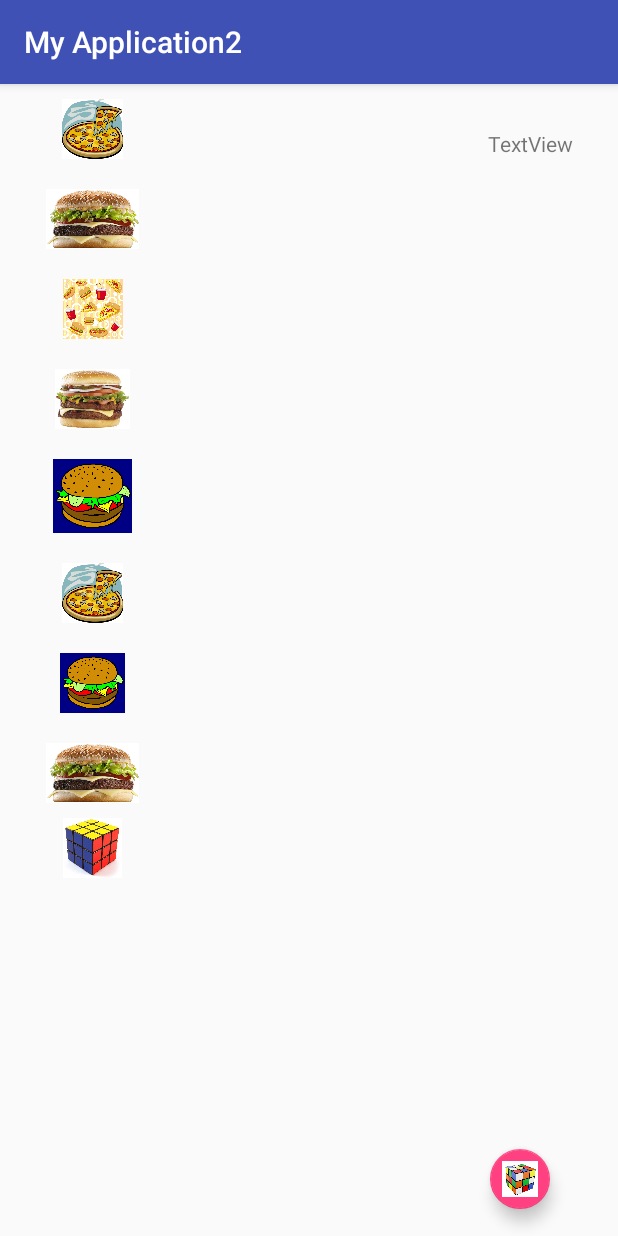
After one commit to EValeriaAliagaTaborga/Prueba-De-Grupo, an Android app: the ArmaloActivity screen opened directly, with no data from a screen before it, on a phone screen of 412 x 824 dp. The commit adds this screen. Run offline under Robolectric (Android 15) with nearby library versions, the phone set to English and light mode, and no system bars.

Commit message:
lo que acabo de hacer .-.

```diff
--- a/app/build.gradle
+++ b/app/build.gradle
@@ -29,4 +29,5 @@ dependencies {
     compile 'com.squareup.picasso:picasso:2.5.2'
     compile 'com.android.support.constraint:constraint-layout:1.0.1'
     testCompile 'junit:junit:4.12'
+    compile 'com.android.support:design:25.1.1'
 }
--- a/app/src/main/AndroidManifest.xml
+++ b/app/src/main/AndroidManifest.xml
@@ -19,6 +19,8 @@
         <activity android:name=".MenuActivity" />
         <activity android:name=".MenuHamburguesaActivity" />
         <activity android:name=".ArmadoActivity" />
+        <activity android:name=".ArmaloActivity"></activity>
+        <activity android:name=".ArmadoActivity" />
         <activity android:name=".VerificarFacturaActivity" />
         <activity android:name=".DatosYFacturacionActivity" />
         <activity android:name=".VarificacionDePedidoActivity"></activity>
--- /dev/null
+++ b/app/src/main/java/titaniumstudios/myapplication2/ArmaloActivity.java
@@ -0,0 +1,19 @@
+package titaniumstudios.myapplication2;
+
+import android.support.v7.app.AppCompatActivity;
+import android.os.Bundle;
+import android.widget.ListView;
+
+public class ArmaloActivity extends AppCompatActivity {
+
+    //ListView lista;
+
+    @Override
+    protected void onCreate(Bundle savedInstanceState) {
+        super.onCreate(savedInstanceState);
+        setContentView(R.layout.activity_armalo);
+
+      //  lista = (ListView) findViewById(R.id.lista);
+
+    }
+}
--- a/app/src/main/java/titaniumstudios/myapplication2/MenuActivity.java
+++ b/app/src/main/java/titaniumstudios/myapplication2/MenuActivity.java
@@ -139,9 +139,4 @@ public class MenuActivity extends AppCompatActivity {
         }
     }
 
-
-
-
-
-
 }
--- /dev/null
+++ b/app/src/main/res/layout/activity_armalo.xml
@@ -0,0 +1,133 @@
+<?xml version="1.0" encoding="utf-8"?>
+<LinearLayout
+    xmlns:android="http://schemas.android.com/apk/res/android"
+    xmlns:app="http://schemas.android.com/apk/res-auto"
+    xmlns:tools="http://schemas.android.com/tools"
+    android:orientation="horizontal"
+    android:layout_width="match_parent"
+    android:layout_height="match_parent"
+    tools:context="titaniumstudios.myapplication2.ArmaloActivity">
+
+    <ScrollView
+        android:id="@+id/lista_ingredientes"
+        android:layout_width="0dp"
+        android:layout_height="match_parent"
+        android:layout_weight="3">
+
+        <LinearLayout
+            android:layout_width="match_parent"
+            android:layout_height="wrap_content"
+            android:orientation="vertical">
+
+            <ImageView
+                android:id="@+id/imgPan"
+                android:layout_width="match_parent"
+                android:layout_height="40dp"
+                app:srcCompat="@drawable/pizza_menu"
+                android:layout_margin="10dp"/>
+
+            <ImageView
+                android:id="@+id/imgCarneRes"
+                android:layout_width="match_parent"
+                android:layout_height="40dp"
+                app:srcCompat="@drawable/ham_queso"
+                android:layout_margin="10dp"/>
+
+            <ImageView
+                android:id="@+id/imgCarnePollo"
+                android:layout_width="match_parent"
+                android:layout_height="40dp"
+                app:srcCompat="@drawable/fondo_comida"
+                android:layout_margin="10dp"/>
+
+            <ImageView
+                android:id="@+id/imgCarneCerdo"
+                android:layout_width="wrap_content"
+                android:layout_height="40dp"
+                app:srcCompat="@drawable/ham_doble"
+                android:layout_margin="10dp"/>
+
+            <ImageView
+                android:id="@+id/imgQueso"
+                android:layout_width="match_parent"
+                android:layout_height="49dp"
+                app:srcCompat="@drawable/ham_menu"
+                android:layout_margin="10dp"/>
+
+            <ImageView
+                android:id="@+id/imgVegetales"
+                android:layout_width="match_parent"
+                android:layout_height="40dp"
+                app:srcCompat="@drawable/pizza_menu"
+                android:layout_margin="10dp"/>
+
+            <ImageView
+                android:id="@+id/imgAdherezo"
+                android:layout_width="match_parent"
+                android:layout_height="40dp"
+                app:srcCompat="@drawable/ham_menu"
+                android:layout_margin="10dp"/>
+
+            <ImageView
+                android:id="@+id/imgOtrasCarnes"
+                android:layout_width="match_parent"
+                android:layout_height="40dp"
+                app:srcCompat="@drawable/ham_queso"
+                android:layout_margin="10dp"/>
+
+            <ImageView
+                android:id="@+id/imgHuevo"
+                android:layout_width="match_parent"
+                android:layout_height="40dp"
+                app:srcCompat="@drawable/cubo1" />
+
+
+        </LinearLayout>
+
+    </ScrollView>
+
+    <RelativeLayout
+        android:layout_width="0dp"
+        android:layout_height="match_parent"
+        android:layout_weight="7">
+
+        <TextView
+            android:id="@+id/lblPrecio"
+            android:layout_width="wrap_content"
+            android:layout_height="wrap_content"
+            android:layout_alignParentEnd="true"
+            android:layout_marginEnd="10dp"
+            android:layout_marginTop="10dp"
+            android:layout_marginBottom="10dp"
+            android:padding="20dp"
+            android:text="TextView" />
+
+        <ScrollView
+            android:layout_width="match_parent"
+            android:layout_height="match_parent"
+            android:layout_alignParentStart="true"
+            android:layout_above="@+id/btnfCarrito"
+            android:id="@+id/scrVistaArmado"
+            android:layout_below="@+id/lblPrecio"
+            android:layout_alignParentEnd="true">
+
+            <LinearLayout
+                android:layout_width="match_parent"
+                android:layout_height="wrap_content"
+                android:orientation="vertical" />
+        </ScrollView>
+
+        <android.support.design.widget.FloatingActionButton
+            android:id="@+id/btnfCarrito"
+            android:layout_width="wrap_content"
+            android:layout_height="wrap_content"
+            android:layout_marginBottom="18dp"
+            android:clickable="true"
+            app:fabSize="mini"
+            app:srcCompat="@drawable/cubo"
+            android:layout_alignParentBottom="true"
+            android:layout_alignEnd="@+id/lblPrecio"
+            android:layout_marginEnd="35dp" />
+
+    </RelativeLayout>
+</LinearLayout>
```
